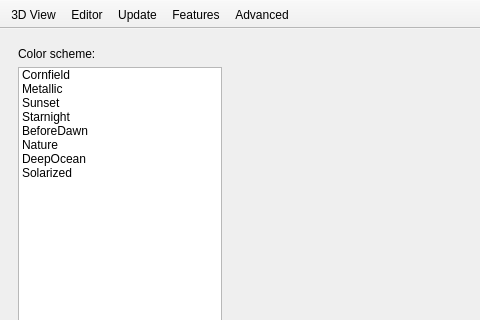
This is src/Preferences.ui in openscad/openscad as Qt 5 draws it before an edit; both pictures show x 0 to 480 and y 0 to 320 of the 852 by 550 pixel window. The edited form follows.
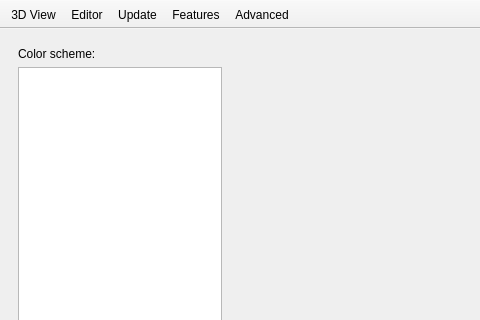
This is the edited form. Icons and pictures are not drawn.

```diff
--- a/src/Preferences.ui
+++ b/src/Preferences.ui
@@ -56,46 +56,6 @@
               <property name="currentRow">
                <number>-1</number>
               </property>
-              <item>
-               <property name="text">
-                <string>Cornfield</string>
-               </property>
-              </item>
-              <item>
-               <property name="text">
-                <string>Metallic</string>
-               </property>
-              </item>
-              <item>
-               <property name="text">
-                <string>Sunset</string>
-               </property>
-              </item>
-              <item>
-               <property name="text">
-                <string>Starnight</string>
-               </property>
-              </item>
-              <item>
-               <property name="text">
-                <string>BeforeDawn</string>
-               </property>
-              </item>
-              <item>
-               <property name="text">
-                <string>Nature</string>
-               </property>
-              </item>
-              <item>
-               <property name="text">
-                <string>DeepOcean</string>
-               </property>
-              </item>
-              <item>
-               <property name="text">
-                <string>Solarized</string>
-               </property>
-              </item>
              </widget>
             </item>
            </layout>
```
